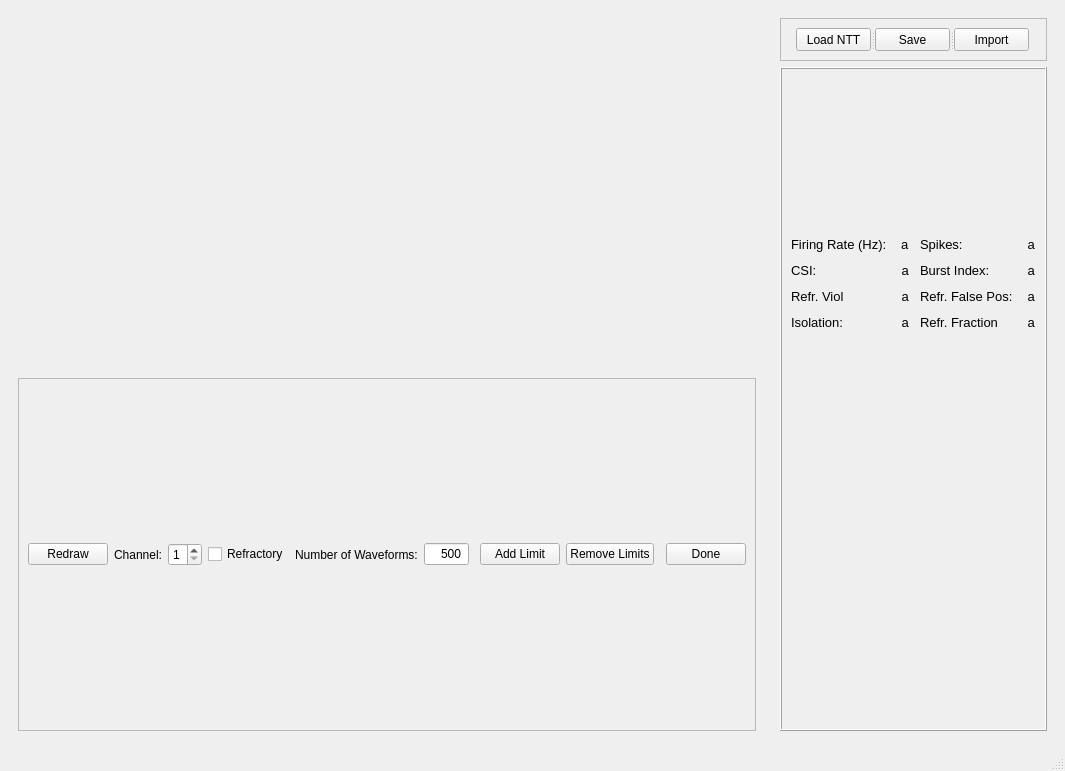
Old version of the form pyclust_main_layout.ui in the repository bwillers/pyclust.
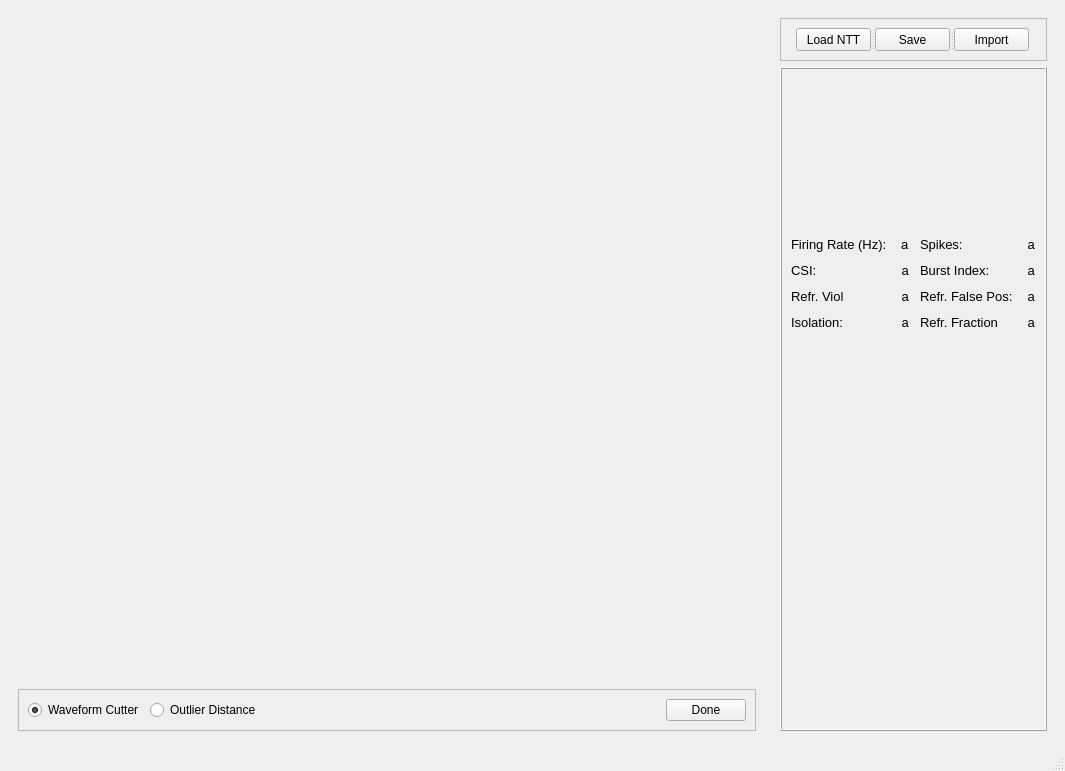
New version of the form. The open tabs and pages were chosen to show the change. Custom widgets are drawn as their Qt base class.

Commit message: Early attempt at an outlier discarder based on Mahal distance. Can display distributions, no cutting yet.

The edit to the form file:
```diff
--- a/pyclust_main_layout.ui
+++ b/pyclust_main_layout.ui
@@ -532,6 +532,13 @@
        </layout>
       </widget>
       <widget class="QWidget" name="page_2">
+       <layout class="QVBoxLayout" name="verticalLayout_8">
+        <item>
+         <widget class="QStackedWidget" name="stackedWidget_trimmer">
+          <property name="currentIndex">
+           <number>0</number>
+          </property>
+          <widget class="QWidget" name="page_3">
        <layout class="QVBoxLayout" name="verticalLayout_7">
         <item>
          <widget class="MatplotlibWidget" name="mplwidget_wavecutter">
@@ -645,6 +652,61 @@
              </item>
             </layout>
            </item>
+              </layout>
+             </widget>
+            </item>
+           </layout>
+          </widget>
+          <widget class="QWidget" name="page_4">
+           <widget class="MatplotlibWidget" name="mplwidget_outliers">
+            <property name="geometry">
+             <rect>
+              <x>20</x>
+              <y>30</y>
+              <width>731</width>
+              <height>561</height>
+             </rect>
+            </property>
+           </widget>
+          </widget>
+         </widget>
+        </item>
+        <item>
+         <widget class="QFrame" name="frame_5">
+          <property name="frameShape">
+           <enum>QFrame::StyledPanel</enum>
+          </property>
+          <property name="frameShadow">
+           <enum>QFrame::Raised</enum>
+          </property>
+          <layout class="QHBoxLayout" name="horizontalLayout_23">
+           <item>
+            <layout class="QHBoxLayout" name="horizontalLayout_22">
+             <item>
+              <widget class="QRadioButton" name="radioButton_wavecutter">
+               <property name="text">
+                <string>Waveform Cutter</string>
+               </property>
+               <property name="checked">
+                <bool>true</bool>
+               </property>
+               <attribute name="buttonGroup">
+                <string>buttonGroup_trimmer</string>
+               </attribute>
+              </widget>
+             </item>
+             <item>
+              <widget class="QRadioButton" name="radioButton_outlier">
+               <property name="text">
+                <string>Outlier Distance</string>
+               </property>
+               <attribute name="buttonGroup">
+                <string>buttonGroup_trimmer</string>
+               </attribute>
+              </widget>
+             </item>
+            </layout>
+           </item>
            <item>
             <spacer name="horizontalSpacer_3">
              <property name="orientation">
@@ -652,7 +714,7 @@
              </property>
              <property name="sizeHint" stdset="0">
               <size>
-               <width>12</width>
+               <width>414</width>
                <height>20</height>
               </size>
              </property>
@@ -1226,7 +1288,7 @@
            </spacer>
           </item>
           <item>
-           <widget class="MatplotlibWidget" name="mplwidget_outliers"/>
+           <widget class="MatplotlibWidget" name="mplwidget_drift"/>
           </item>
          </layout>
         </widget>
```
Left out of the diff: 1 changed line with no effect on the pictures. Lines whose indentation alone changed are shown as unchanged. The commit also changes 3 other files.
